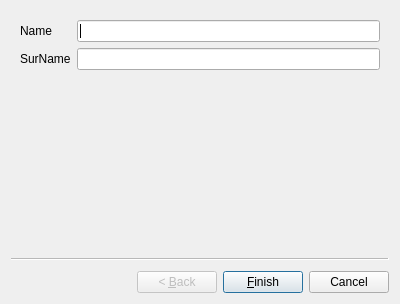
Above: src/frontend/workerwizard.ui from Xaempel/SmartWorkPlan before the change. Below: the same form after it.
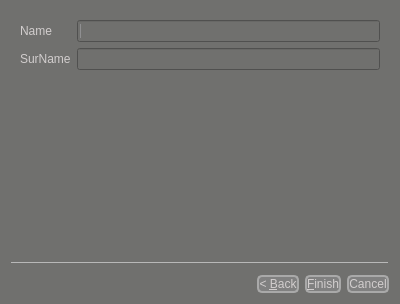
That is the form after the change.

Commit message: <Ui> -- Added style to wizards and removals widgets

What changed in the file:
```diff
--- a/src/frontend/workerwizard.ui
+++ b/src/frontend/workerwizard.ui
@@ -13,6 +13,21 @@
   <property name="windowTitle">
    <string>WorkerWizard</string>
   </property>
+  <property name="styleSheet">
+   <string notr="true">*
+{
+ background-color:  #70706e;
+ color: #d1cdcd;
+}
+
+QPushButton {
+    background-color: gray;
+    border: 2px solid darkgray;
+    border-radius: 5px;
+	color: #d1cdcd;
+}
+</string>
+  </property>
   <widget class="QWizardPage" name="WizardMainPage">
    <layout class="QGridLayout" name="gridLayout">
     <item row="0" column="0">
```
The commit also changes 2 other files.
